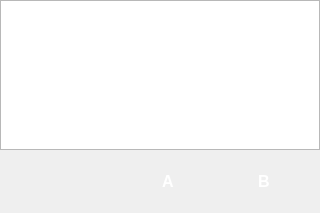
Qt form cbcui/ui/Console.ui (kipr/cbc) before a commit.
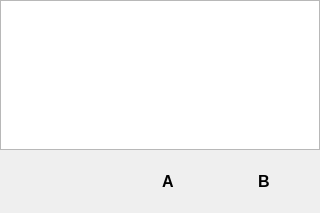
The same form after that commit. Icons and pictures are not drawn.

Patch:
```diff
--- a/cbcui/ui/Console.ui
+++ b/cbcui/ui/Console.ui
@@ -237,7 +237,7 @@
         <string>QPushButton{
 border:0px;
 background-image:url(:/actions/rivet80x30L.png);
-color:white;
+color:black;
 font:bold;
 font-size:12pt;
 }
@@ -285,7 +285,7 @@
         <string>QPushButton{
 border:0px;
 background-image:url(:/actions/rivet80x30L.png);
-color:white;
+color:black;
 font:bold;
 font-size:12pt;
 }
```
Left out of the diff: 80 changed lines with no effect on the pictures.
